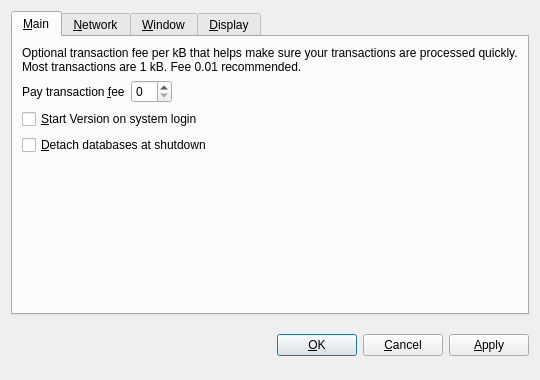
First picture: the form in src/qt/forms/optionsdialog.ui, repository noise23/version4, before the edit.
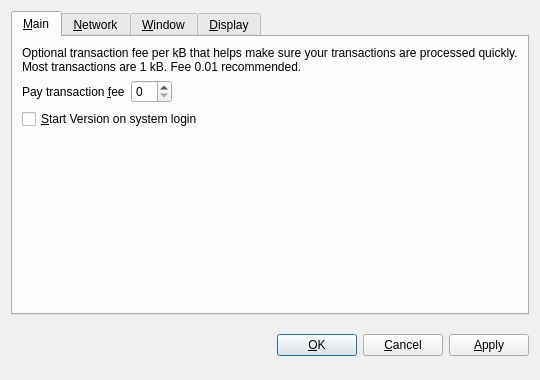
Second picture: the form after the edit. Custom widgets are drawn as their Qt base class.

Commit message:
Remove -detachdb and stop's detach argument.
As the only BDB database left is the wallet, and it is always
detached.

Also remove IsChainFile() predicate and related chainfile-specific
logic.

https://github.com/bitcoin/bitcoin/commit/92467073adc11a76a26bbb55ccaed454169636f3

```diff
--- a/src/qt/forms/optionsdialog.ui
+++ b/src/qt/forms/optionsdialog.ui
@@ -86,16 +86,6 @@
          </property>
         </widget>
        </item>
-       <item>
-        <widget class="QCheckBox" name="detachDatabases">
-         <property name="toolTip">
-          <string>Detach block and address databases at shutdown. This means they can be moved to another data directory, but it slows down shutdown. The wallet is always detached.</string>
-         </property>
-         <property name="text">
-          <string>&amp;Detach databases at shutdown</string>
-         </property>
-        </widget>
-       </item>
        <item>
         <spacer name="verticalSpacer_Main">
          <property name="orientation">
```
The commit also changes 8 other files.
